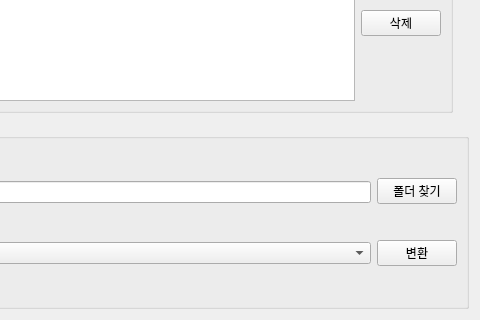
Old version of the form main_gui.ui in the repository handrake/subtitle-convert; both pictures show x 320 to 800 and y 280 to 600 of the 800 by 600 pixel window.
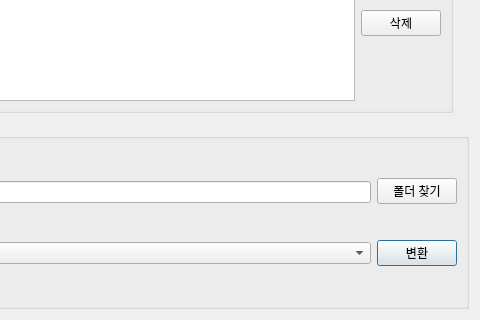
New version of the form.

Commit message: removed auto default for convert button as it causes entered to be directed to it

Diff of the .ui file:
```diff
--- a/main_gui.ui
+++ b/main_gui.ui
@@ -123,9 +123,6 @@
             <property name="text">
              <string>변환</string>
             </property>
-            <property name="autoDefault">
-             <bool>false</bool>
-            </property>
            </widget>
           </item>
          </layout>
```
